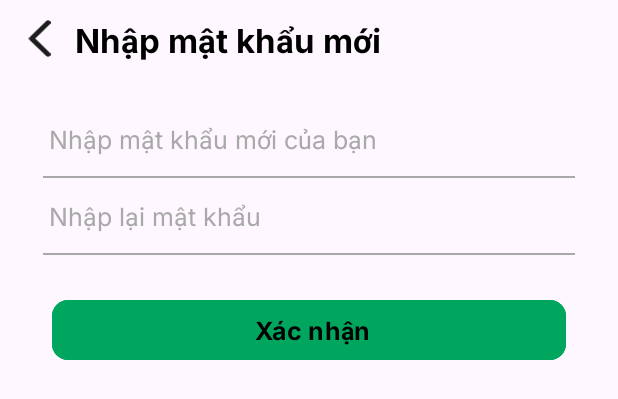
After one commit to VanhMobile/du_an_1, an Android app: the layout activity_new_pass.xml on its own in the app's theme, with its tools: preview values and no code run, on a phone screen of 412 x 824 dp. The commit adds this screen. Shown: the top 399 px of the screen. Run offline under Robolectric (Android 15) with nearby library versions, the phone set to English and light mode, and no system bars.

```diff
--- a/app/build.gradle.kts
+++ b/app/build.gradle.kts
@@ -43,8 +43,10 @@ dependencies {
     implementation("androidx.constraintlayout:constraintlayout:2.1.4")
     implementation("com.google.firebase:firebase-database:20.3.0")
     implementation("com.google.firebase:firebase-auth:22.2.0")
+
     implementation(platform("com.google.firebase:firebase-bom:32.5.0"))
     implementation("com.google.firebase:firebase-storage:20.3.0")
+//    implementation("com.google.firebase:firebase-auth")
     implementation("com.google.android.gms:play-services-ads:22.4.0")
     testImplementation("junit:junit:4.13.2")
     androidTestImplementation("androidx.test.ext:junit:1.1.5")
--- /dev/null
+++ b/app/src/main/res/drawable/icon_back_black.xml
@@ -0,0 +1,12 @@
+<vector xmlns:android="http://schemas.android.com/apk/res/android"
+    android:width="11dp"
+    android:height="20dp"
+    android:viewportWidth="11"
+    android:viewportHeight="20">
+  <path
+      android:pathData="M10.62,0.99C10.13,0.5 9.34,0.5 8.85,0.99L0.54,9.3C0.15,9.69 0.15,10.32 0.54,10.71L8.85,19.02C9.34,19.51 10.13,19.51 10.62,19.02C11.11,18.53 11.11,17.74 10.62,17.25L3.38,10L10.63,2.75C11.11,2.27 11.11,1.47 10.62,0.99Z"
+      android:strokeWidth="1"
+      android:fillColor="#1D1D1D"
+      android:fillType="evenOdd"
+      android:strokeColor="#00000000"/>
+</vector>
--- /dev/null
+++ b/app/src/main/res/layout/activity_new_pass.xml
@@ -0,0 +1,116 @@
+<?xml version="1.0" encoding="utf-8"?>
+<RelativeLayout xmlns:android="http://schemas.android.com/apk/res/android"
+    xmlns:app="http://schemas.android.com/apk/res-auto"
+    xmlns:tools="http://schemas.android.com/tools"
+    android:layout_width="match_parent"
+    android:layout_height="match_parent"
+    android:orientation="vertical"
+    tools:context=".controller.fragment.AddProductFragment">
+
+    <LinearLayout
+        android:id="@+id/rlt1"
+        android:layout_width="match_parent"
+        android:layout_height="@dimen/_40sdp"
+
+        android:orientation="horizontal"
+        app:layout_constraintStart_toStartOf="parent"
+        app:layout_constraintTop_toTopOf="parent">
+
+        <ImageView
+            android:layout_width="@dimen/_20sdp"
+            android:layout_height="@dimen/_20sdp"
+            android:layout_gravity="center_vertical"
+            android:layout_marginStart="@dimen/_10sdp"
+
+            android:src="@drawable/icon_back_black" />
+
+        <TextView
+            android:layout_width="wrap_content"
+            android:layout_height="wrap_content"
+            android:layout_gravity="center_vertical"
+            android:layout_marginStart="@dimen/_8sdp"
+            android:layout_weight="1"
+            android:fontFamily="@font/inter_bold"
+            android:text="Nhập mật khẩu mới"
+            android:textStyle="bold"
+            android:textColor="@color/black"
+            android:textSize="@dimen/_17sdp" />
+
+
+
+    </LinearLayout>
+
+
+    <LinearLayout
+        android:layout_width="match_parent"
+        android:layout_height="match_parent"
+        android:layout_below="@+id/rlt1"
+        android:gravity="center_horizontal"
+        android:orientation="vertical"
+        android:padding="@dimen/_12sdp">
+
+
+
+
+
+        <EditText
+
+            android:layout_width="match_parent"
+            android:layout_height="wrap_content"
+            android:layout_marginStart="@dimen/_10sdp"
+            android:layout_marginTop="@dimen/_5sdp"
+            android:layout_marginEnd="@dimen/_10sdp"
+            android:hint="Nhập mật khẩu mới của bạn"
+            android:paddingTop="@dimen/_5sdp"
+            android:fontFamily="@font/inter"
+            android:paddingBottom="@dimen/_10sdp"
+            android:textColorHint="@color/dark_gray"
+            android:textSize="@dimen/_13ssp"
+            android:backgroundTint="@android:color/transparent"/>
+        <View
+            android:layout_width="match_parent"
+            android:layout_height="@dimen/_1sdp"
+            android:background="@color/dark_gray"
+            android:layout_marginStart="@dimen/_10sdp"
+            android:layout_marginEnd="@dimen/_10sdp"/>
+        <EditText
+
+            android:layout_width="match_parent"
+            android:layout_height="wrap_content"
+            android:layout_marginStart="@dimen/_10sdp"
+            android:layout_marginTop="@dimen/_5sdp"
+            android:layout_marginEnd="@dimen/_10sdp"
+            android:hint="Nhập lại mật khẩu"
+            android:paddingTop="@dimen/_5sdp"
+            android:fontFamily="@font/inter"
+            android:paddingBottom="@dimen/_10sdp"
+            android:textSize="@dimen/_13ssp"
+            android:textColorHint="@color/dark_gray"
+            android:backgroundTint="@android:color/transparent"/>
+        <View
+            android:layout_width="match_parent"
+            android:layout_height="@dimen/_1sdp"
+            android:background="@color/dark_gray"
+            android:layout_marginStart="@dimen/_10sdp"
+            android:layout_marginEnd="@dimen/_10sdp"/>
+
+
+
+        <com.google.android.material.button.MaterialButton
+            android:layout_width="match_parent"
+            android:layout_height="wrap_content"
+            android:layout_marginStart="@dimen/_15sdp"
+            android:layout_marginEnd="@dimen/_15sdp"
+            android:layout_marginTop="@dimen/_20sdp"
+            android:layout_marginBottom="@dimen/_20sdp"
+            android:text=" Xác nhận"
+            android:textColor="@color/black"
+            android:fontFamily="@font/inter_bold"
+            android:textStyle="bold"
+            android:textSize="@dimen/_13ssp"
+            android:backgroundTint="@color/line"
+            app:cornerRadius="@dimen/_8sdp"/>
+    </LinearLayout>
+
+
+</RelativeLayout>
```
Also changed, not shown: app/src/main/AndroidManifest.xml (+7 -0 lines), app/src/main/java/com/example/du_an_1/controller/fragment/HomeFragment.java (+7 -2 lines), app/src/main/java/com/example/du_an_1/controller/view/ConfrimEmailActivity.java (added, +16 -0 lines), app/src/main/java/com/example/du_an_1/controller/view/NetworkChangeActivity.java (added, +60 -0 lines), app/src/main/java/com/example/du_an_1/controller/view/NewPassActivity.java (added, +16 -0 lines), app/src/main/java/com/example/du_an_1/controller/view/OtpConfirmActivity.java (added, +16 -0 lines), app/src/main/java/com/example/du_an_1/controller/view/WellComeActivity.java (+39 -1 lines), app/src/main/java/com/example/du_an_1/funtions/NetworkUtils.java (added, +26 -0 lines), app/src/main/res/layout/activity_confrim_password.xml (added, +97 -0 lines), app/src/main/res/layout/activity_otp_confirm.xml (added, +96 -0 lines).
